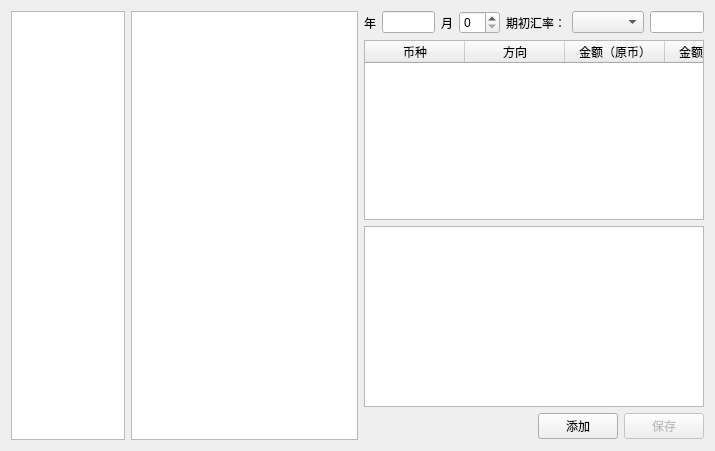
Before: the Qt Designer form forms/apcdata.ui in wangkungit5905/PzAssistant, drawn with Qt 5.
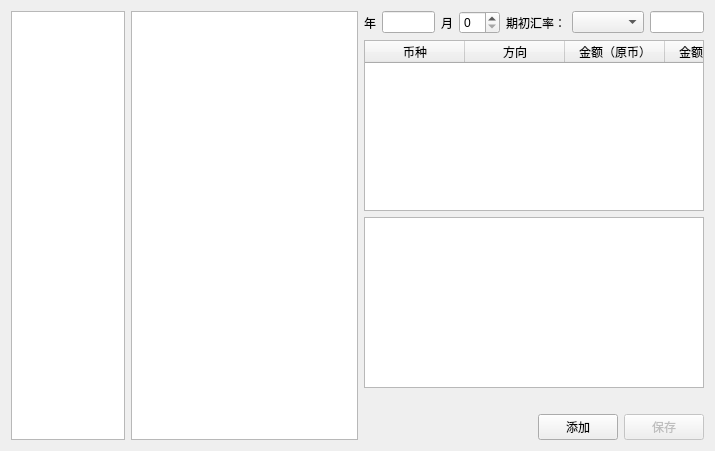
After: the same form once the commit is applied.

Patch:
```diff
--- a/forms/apcdata.ui
+++ b/forms/apcdata.ui
@@ -138,6 +138,13 @@
        </attribute>
       </widget>
      </item>
+     <item>
+      <widget class="QLabel" name="lblState">
+       <property name="text">
+        <string/>
+       </property>
+      </widget>
+     </item>
      <item>
       <layout class="QHBoxLayout" name="horizontalLayout">
        <item>
```
